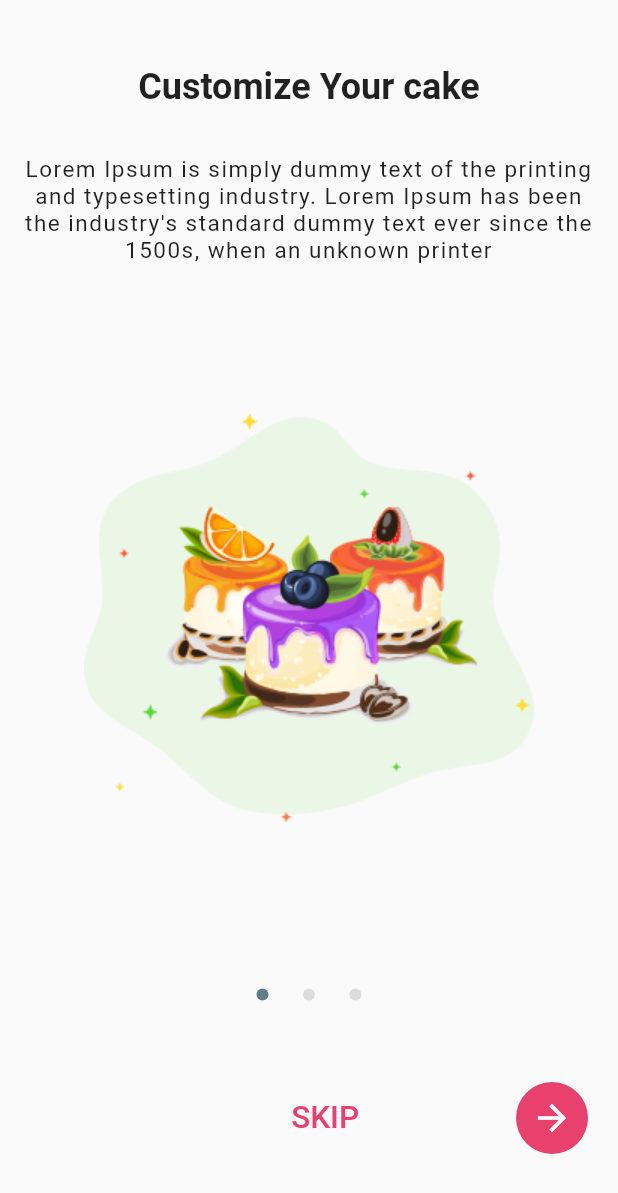
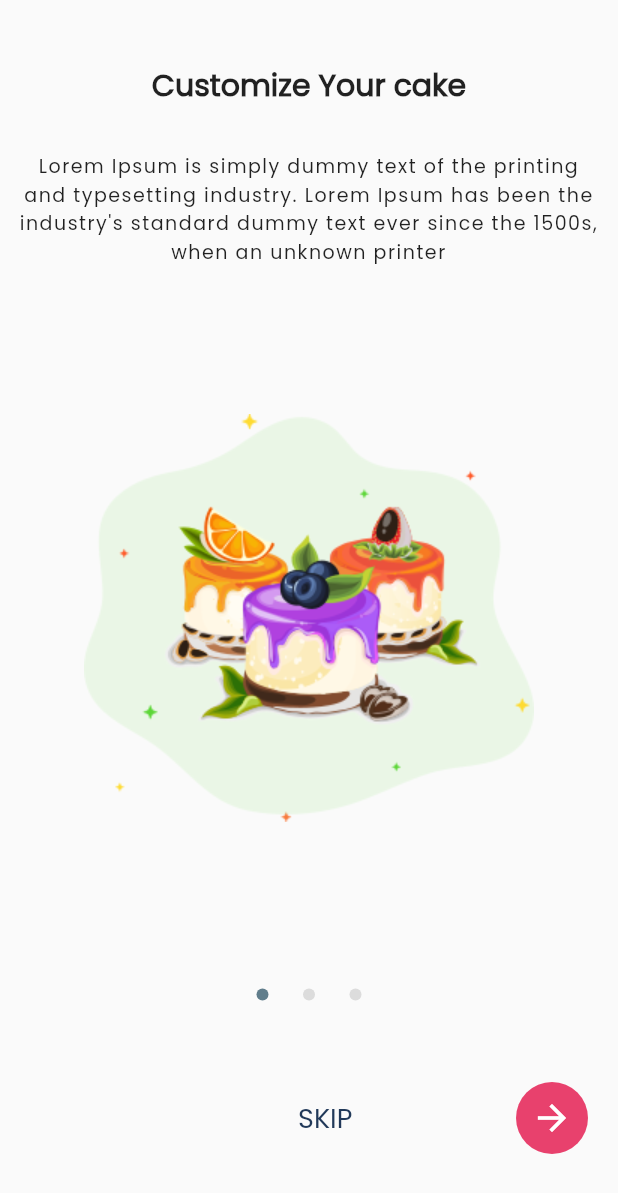
Before and after one commit to durgaav/CakeyEcom_New, a Flutter app: the screen it shows after launch, on a phone screen of 412 x 824 dp. Shown: the top 1193 px of the screen. Run offline on Flutter 3.47's test engine with Material 2 defaults, Android fonts, the phone set to English and light mode, and no system bars; our stand-ins replace dotted_border, expandable_text, file_picker, firebase_auth, firebase_core, flutter_rating_bar and 6 more; missing offline and left inert: alt_sms_autofill; accounts and stored records are empty.

Commit message:
Commits by surya 26-04 12:01 PM

```diff
--- a/lib/screens/WelcomeScreen.dart
+++ b/lib/screens/WelcomeScreen.dart
@@ -69,12 +69,12 @@ class _WelcomeScreenState extends State<WelcomeScreen> {
                         child:Column(
                             mainAxisAlignment: MainAxisAlignment.spaceAround,
                             children:[
-                              Text('${title[index]}',style: TextStyle(fontSize: 24,fontWeight: FontWeight.bold),),
+                              Text('${title[index]}',style: TextStyle(fontFamily:"Poppins",fontSize: 20,fontWeight: FontWeight.bold),),
                               Container(
                                 padding: EdgeInsets.symmetric(horizontal: 10),
                                 child:
-                                Text('${desc[index]}',style: TextStyle(fontSize: 15,letterSpacing: 1,),
-                                    textAlign:TextAlign.center),
+                                Text('${desc[index]}',style: TextStyle(fontSize: 12.7,letterSpacing: 1,fontFamily: "Poppins"),
+                                    textAlign:TextAlign.center ),
                               ),
                             ]
                         ),
@@ -111,19 +111,21 @@ class _WelcomeScreenState extends State<WelcomeScreen> {
                                 ),
                               ],
                             ),
-                            Row(
-                              mainAxisAlignment: MainAxisAlignment.end,
-                              children: [
-                                Container(
+
+                            index!=2?Align(
+                              alignment: Alignment.centerRight,
+                              child: Container(
                                       padding: EdgeInsets.symmetric(horizontal: 20),
                                       width: MediaQuery.of(context).size.width*0.6,
-                                    child: index !=2 ?Row(
+                                      child:
+                                      Row(
                                         mainAxisAlignment: MainAxisAlignment.spaceBetween,
+                                        crossAxisAlignment: CrossAxisAlignment.end,
                                         children: [
                                           TextButton(onPressed: (){
                                             Navigator.pop(context);
                                             Navigator.push(context, MaterialPageRoute(builder: (context)=>PhoneVerify()));
-                                        }, child: Text('SKIP',style: TextStyle(fontSize: 21),)),
+                                          }, child: Text('SKIP',style: TextStyle(fontSize: 18, color: darkBlue,fontFamily: "Poppins"),)),
                                           Container(
                                               decoration:BoxDecoration(
                                                   shape: BoxShape.circle,
@@ -141,8 +143,11 @@ class _WelcomeScreenState extends State<WelcomeScreen> {
                                           ),
                                         ],
                                       )
-                                        :Container(
-                                      width: MediaQuery.of(context).size.width*0.2,
+
+                                  ),
+                            ):
+                            Container(
+                              width: MediaQuery.of(context).size.width*0.5,
                               height: MediaQuery.of(context).size.height*0.07,
                               child: RaisedButton(
                                 color:lightPink,
@@ -155,9 +160,7 @@ class _WelcomeScreenState extends State<WelcomeScreen> {
                                 child: Text('Done',style: TextStyle(fontSize: 18,color: Colors.white,fontWeight: FontWeight.bold),),
                               ),
                             )
-                                ),
-                              ],
-                            )
+
                           ],
                         ),
                       )
--- a/pubspec.yaml
+++ b/pubspec.yaml
@@ -29,7 +29,6 @@ environment:
 dependencies:
   flutter:
     sdk: flutter
-
 
   # The following adds the Cupertino Icons font to your application.
   # Use with the CupertinoIcons class for iOS style icons.
```
Also changed, not shown: lib/DrawerScreens/CakeTypes.dart (+22 -20 lines), lib/DrawerScreens/CustomiseCake.dart (+30 -2 lines), lib/DrawerScreens/HomeScreen.dart (+12 -15 lines), lib/screens/CakeDetails.dart (+5 -26 lines). Lines whose indentation alone changed are shown as unchanged.
